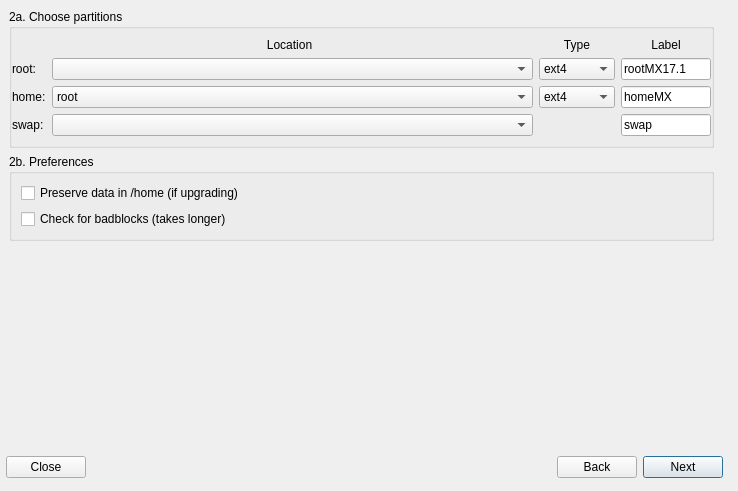
Above: meinstall.ui from gazelle-installer/gazelle-installer before the change. Below: the same form after it.
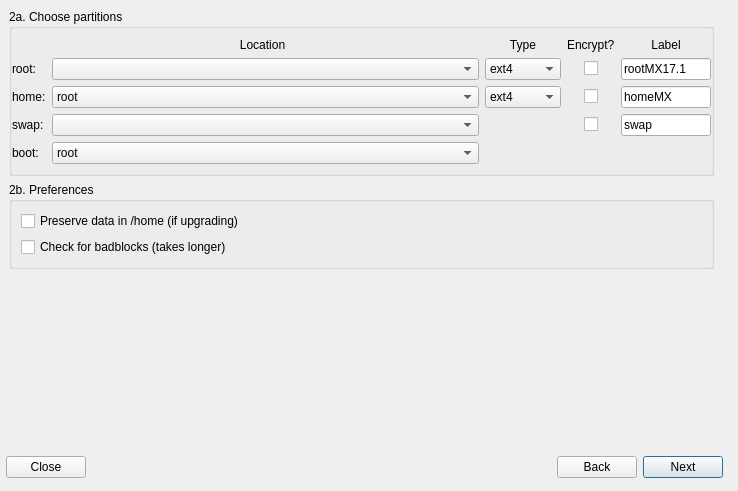
That is the form after the change. The open tabs and pages were chosen to show the change. Icons and pictures are not drawn.

Commit message: FDE mockup

The edit to the form file:
```diff
--- a/meinstall.ui
+++ b/meinstall.ui
@@ -132,7 +132,7 @@
       </size>
      </property>
      <property name="currentIndex">
-      <number>8</number>
+      <number>2</number>
      </property>
      <widget class="QWidget" name="Step_Terms">
       <layout class="QGridLayout" name="_4">
@@ -690,7 +690,14 @@
           <property name="spacing">
            <number>6</number>
           </property>
-          <item row="2" column="3">
+          <item row="3" column="5" alignment="Qt::AlignHCenter">
+           <widget class="QCheckBox" name="checkBoxEncrpytSwap">
+            <property name="text">
+             <string/>
+            </property>
+           </widget>
+          </item>
+          <item row="2" column="4">
            <widget class="QComboBox" name="homeTypeCombo">
             <property name="maximumSize">
              <size>
@@ -750,7 +757,7 @@
             </item>
            </widget>
           </item>
-          <item row="3" column="1" colspan="2">
+          <item row="3" column="2" colspan="2">
            <widget class="QComboBox" name="swapCombo">
             <property name="sizePolicy">
              <sizepolicy hsizetype="MinimumExpanding" vsizetype="Minimum">
@@ -760,7 +767,14 @@
             </property>
            </widget>
           </item>
-          <item row="0" column="4">
+          <item row="4" column="0">
+           <widget class="QLabel" name="bootLabel">
+            <property name="text">
+             <string>boot:</string>
+            </property>
+           </widget>
+          </item>
+          <item row="0" column="6">
            <widget class="QLabel" name="label_7">
             <property name="sizePolicy">
              <sizepolicy hsizetype="Fixed" vsizetype="Preferred">
@@ -823,7 +837,7 @@
             </property>
            </widget>
           </item>
-          <item row="0" column="1">
+          <item row="0" column="2">
            <widget class="QLabel" name="label_5">
             <property name="sizePolicy">
              <sizepolicy hsizetype="MinimumExpanding" vsizetype="Preferred">
@@ -839,7 +853,7 @@
             </property>
            </widget>
           </item>
-          <item row="2" column="4">
+          <item row="2" column="6">
            <widget class="QLineEdit" name="homeLabelEdit">
             <property name="sizePolicy">
              <sizepolicy hsizetype="Preferred" vsizetype="Fixed">
@@ -861,7 +875,7 @@
             </property>
            </widget>
           </item>
-          <item row="1" column="1" colspan="2">
+          <item row="1" column="2" colspan="2">
            <widget class="QComboBox" name="rootCombo">
             <property name="sizePolicy">
              <sizepolicy hsizetype="MinimumExpanding" vsizetype="Minimum">
@@ -871,7 +885,7 @@
             </property>
            </widget>
           </item>
-          <item row="2" column="1" colspan="2">
+          <item row="2" column="2" colspan="2">
            <widget class="QComboBox" name="homeCombo">
             <property name="sizePolicy">
              <sizepolicy hsizetype="MinimumExpanding" vsizetype="Minimum">
@@ -889,7 +903,7 @@
             </item>
            </widget>
           </item>
-          <item row="1" column="3">
+          <item row="1" column="4">
            <widget class="QComboBox" name="rootTypeCombo">
             <property name="maximumSize">
              <size>
@@ -949,7 +963,7 @@
             </item>
            </widget>
           </item>
-          <item row="0" column="3">
+          <item row="0" column="4">
            <widget class="QLabel" name="label_6">
             <property name="maximumSize">
              <size>
@@ -981,7 +995,7 @@
             </property>
            </widget>
           </item>
-          <item row="3" column="4">
+          <item row="3" column="6">
            <widget class="QLineEdit" name="swapLabelEdit">
             <property name="sizePolicy">
              <sizepolicy hsizetype="Preferred" vsizetype="Fixed">
@@ -1003,7 +1017,7 @@
             </property>
            </widget>
           </item>
-          <item row="1" column="4">
+          <item row="1" column="6">
            <widget class="QLineEdit" name="rootLabelEdit">
             <property name="sizePolicy">
              <sizepolicy hsizetype="Fixed" vsizetype="Fixed">
@@ -1025,6 +1039,36 @@
             </property>
            </widget>
           </item>
+          <item row="2" column="5" alignment="Qt::AlignHCenter">
+           <widget class="QCheckBox" name="checkBoxEncryptHome">
+            <property name="text">
+             <string/>
+            </property>
+           </widget>
+          </item>
+          <item row="1" column="5" alignment="Qt::AlignHCenter">
+           <widget class="QCheckBox" name="checkBoxEncryptRoot">
+            <property name="text">
+             <string/>
+            </property>
+           </widget>
+          </item>
+          <item row="0" column="5">
+           <widget class="QLabel" name="label_8">
+            <property name="text">
+             <string>Encrypt?</string>
+            </property>
+           </widget>
+          </item>
+          <item row="4" column="2" colspan="2">
+           <widget class="QComboBox" name="bootCombo">
+            <item>
+             <property name="text">
+              <string>root</string>
+             </property>
+            </item>
+           </widget>
+          </item>
          </layout>
         </widget>
        </item>
```
